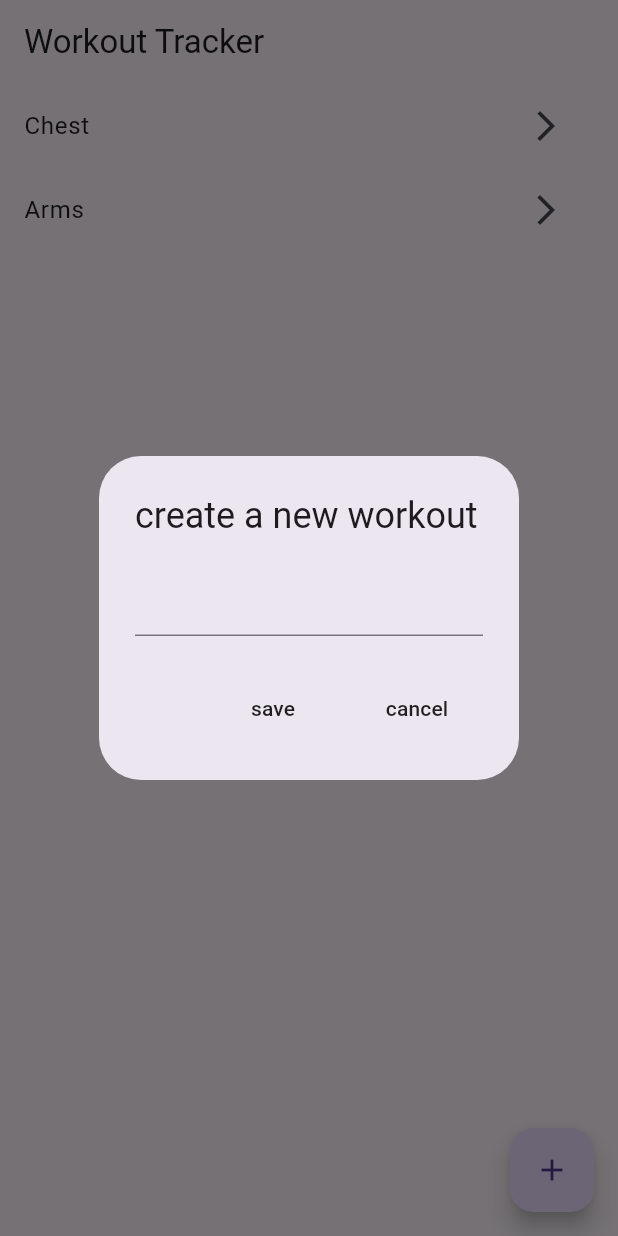
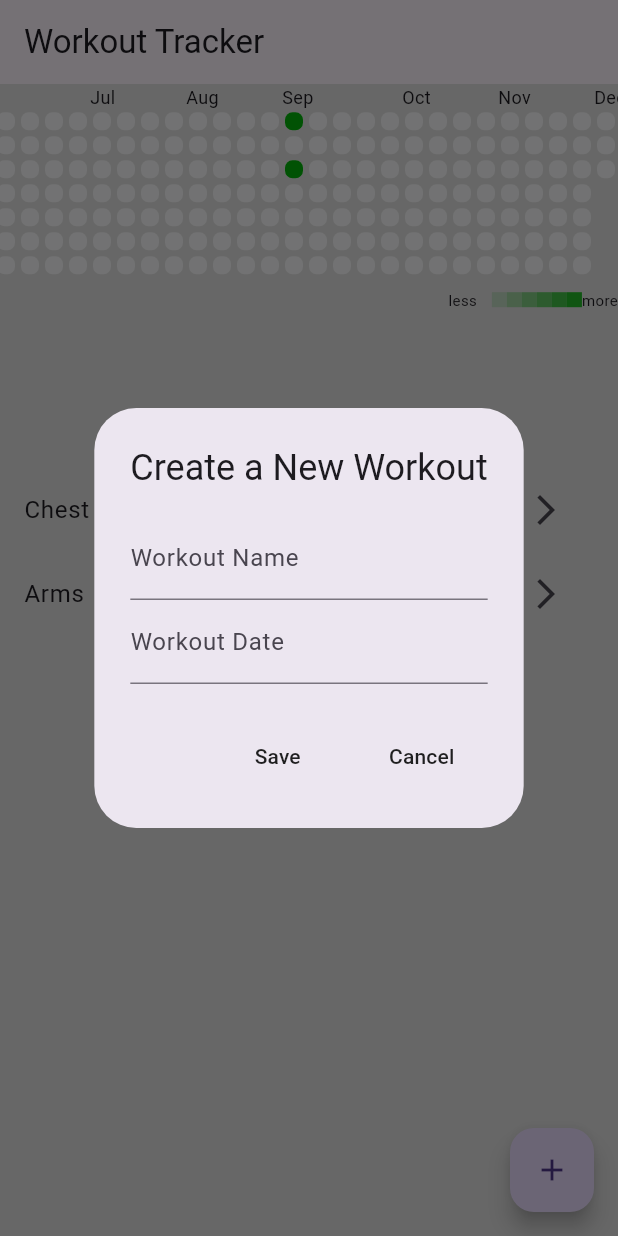
Before and after one commit to Samuel-J-Mathew/Overload--Workout-Nutrition-Weight-Tracker-ClientSide, a Flutter app: the screen it shows after launch, after a tap on the "add" icon, on a phone screen of 412 x 824 dp. Run offline on Flutter 3.47's test engine with Material 3 defaults, Android fonts, the phone set to English and light mode, and no system bars; drawn by our look-alikes of flutter_heatmap_calendar; our stand-ins replace hive_flutter; accounts and stored records are empty.

Commit message:
added heatmap

```diff
--- a/lib/data/hive_database.dart
+++ b/lib/data/hive_database.dart
@@ -21,12 +21,22 @@ class HiveDatabase {
   String getStartDate(){
     return _myBox.get("START_DATE");
   }
-
+  Future<Map<DateTime, int>> getWorkoutDataForHeatMap() async {
+    Map<DateTime, int> result = {};
+    // Assuming `_myBox` is a Hive box that already has all necessary data loaded
+    List<Workout> workouts = _myBox.get('workouts', defaultValue: []);
+    for (Workout workout in workouts) {
+      DateTime workoutDate = workout.date;
+      result[workoutDate] = (result[workoutDate] ?? 0) + 1;
+    }
+    return Future.value(result); // Convert the result to a Future
+  }
   //write data
   void saveToDatebase(List<Workout>workouts){
     //convert workout objects into lists of strings so that we can save into hive
     final workoutList = convertObjectToWorkoutList(workouts);
     final exerciseList = convertObjectToExerciseList(workouts);
+    final dateList = convertObjectToDateList(workouts);
     /*
     check if any exercises have been done
     we will put a 0 or 1 foe each yyymmdd date
@@ -40,36 +50,50 @@ class HiveDatabase {
     //save into hive
     _myBox.put("WORKOUTS", workoutList);
     _myBox.put("EXERCISES", exerciseList);
+    _myBox.put("DATE", dateList);
   }
 
 
 
   //read data, and return a list of workouts
-  List<Workout> readFromDatabase(){
+  List<Workout> readFromDatabase() {
     List<Workout> mySavedWorkouts = [];
 
-    List<String> workoutNames = _myBox.get("WORKOUTS");
-    final exerciseDetails = _myBox.get("EXERCISES");
-    // create wrokout object
-    for(int i = 0; i< workoutNames.length;i++){
-      //each workout can have multiple exercises
+    // Here we fetch the data safely, ensuring it's not null and is properly cast
+    List<dynamic> workoutNames = _myBox.get("WORKOUTS", defaultValue: []);
+    List<dynamic> dateNames = _myBox.get("DATE", defaultValue: []);
+    final exerciseDetails = _myBox.get("EXERCISES", defaultValue: []);
+
+    // Check and convert dateNames to List<DateTime>
+    List<DateTime> dates = dateNames.map((date) =>
+    DateTime.tryParse(date.toString()) ?? DateTime.now() // Using DateTime.now() as fallback
+    ).toList();
+
+    for (int i = 0; i < workoutNames.length; i++) {
       List<Exercise> exercisesInEachWorkout = [];
-      for(int j=0; j<exerciseDetails[i].length;j++){
-        //add each exercise into list
+      for (int j = 0; j < exerciseDetails[i].length; j++) {
         exercisesInEachWorkout.add(
           Exercise(
-          name: exerciseDetails[i][j][0],
-          weight: exerciseDetails[i][j][1],
-          reps: exerciseDetails[i][j][2],
-          sets: exerciseDetails[i][j][3],
-          musclegroup: exerciseDetails[i][j][4],
+            name: exerciseDetails[i][j][0],
+            weight: exerciseDetails[i][j][1],
+            reps: exerciseDetails[i][j][2],
+            sets: exerciseDetails[i][j][3],
+            musclegroup: exerciseDetails[i][j][4],
           ),
         );
       }
-    // create individual workout
-      Workout workout =
-          Workout(name: workoutNames[i], exercises: exercisesInEachWorkout);
-      //add individual workout to overall list
+
+      // Safely assign dates ensuring we do not exceed the list's range
+      DateTime workoutDate = i < dates.length ? dates[i] : DateTime.now();  // Use DateTime.now() as fallback
+
+      // Create individual workout
+      Workout workout = Workout(
+        name: workoutNames[i],
+        exercises: exercisesInEachWorkout,
+        date: workoutDate,
+      );
+
+      // Add individual workout to overall list
       mySavedWorkouts.add(workout);
     }
     return mySavedWorkouts;
@@ -99,6 +123,7 @@ int getCompletionStatus(String yyyymmdd){
     return completionStatus;
 }
 }
+
   //converts workout objects into a list -> eg [Back bi, Arms]
 List<String> convertObjectToWorkoutList(List<Workout> workouts) {
   List<String> workoutList = [
@@ -112,6 +137,19 @@ List<String> convertObjectToWorkoutList(List<Workout> workouts) {
   }
     return workoutList;
   }
+
+List<DateTime> convertObjectToDateList(List<Workout> workouts) {
+  List<DateTime> DateList = [
+
+  ];
+  for (int i = 0; i < workouts. length; i++) {
+    // in each workout, add the name, followed by lists of exercises
+    DateList.add(
+      workouts[i].date,
+    );
+  }
+  return DateList;
+}
   // converts the exercises in a workout object into a list of strings
 List<List<List<String>>> convertObjectToExerciseList (List<Workout> workouts) {
   List<List<List<String>>> exerciseList = [
--- a/lib/data/workout_data.dart
+++ b/lib/data/workout_data.dart
@@ -1,5 +1,6 @@
 import 'package:flutter/cupertino.dart';
 import 'package:gymapp/data/hive_database.dart';
+import 'package:intl/intl.dart';
 
 import '../models/exercise.dart';
 import '../models/workout.dart';
@@ -10,6 +11,7 @@ class WorkoutData extends ChangeNotifier{
   List<Workout> workoutList = [
     Workout(
       name: "Chest",
+      date:  DateTime(2024, 9, 1),
       exercises: [
         Exercise(
           name: "BB Bench",
@@ -31,13 +33,14 @@ class WorkoutData extends ChangeNotifier{
     ),
     Workout(
       name: "Arms",
+      date:  DateTime(2024, 9, 3),
       exercises: [
         Exercise(
             name: "Bicep Curls",
             weight: "10",
             reps: "10",
             sets: "3",
-            musclegroup: "Biceps"
+            musclegroup: "Biceps",
         ),
       ],
     )
@@ -53,9 +56,25 @@ class WorkoutData extends ChangeNotifier{
     }
   }
 
+
   // get the list of workouts
   List<Workout> getworkoutList (){
     return workoutList;
+  }
+  // This method will return a map of dates and workout counts
+  Map<DateTime, int> getWorkoutDatesForHeatMap() {
+    Map<DateTime, int> heatMapData = {};
+
+    for (var workout in workoutList) {
+      DateTime workoutDate = DateTime(workout.date.year, workout.date.month, workout.date.day); // normalize to remove time
+      if (heatMapData.containsKey(workoutDate)) {
+        heatMapData[workoutDate] = heatMapData[workoutDate]! + 1;
+      } else {
+        heatMapData[workoutDate] = 1;
+      }
+    }
+
+    return heatMapData;
   }
   //get length of a given workout
   int numberofExercisesInWorkout(String workoutName){
@@ -63,15 +82,23 @@ class WorkoutData extends ChangeNotifier{
     return relevantWorkout.exercises.length;
   }
   // add a workout
-  void addWorkout(String name){
-    workoutList.add(Workout(name: name, exercises: []));
+  void addWorkout(String name, DateTime date){
+    workoutList.add(Workout(name: name,  exercises: [],date: date ));
     notifyListeners();
 
     //save to database
     db.saveToDatebase(workoutList);
   }
+
+  // New method to print all workout dates
+  void printAllWorkoutDates() {
+    for (var workout in workoutList) {
+      print(DateFormat('yyyy-MM-dd').format(workout.date));
+    }
+  }
+
   // add exercise to a workout
-  void addExercise(String workoutName, String exerciseName, String weight, String reps, String sets, String musclegroup){
+  void addExercise(String workoutName, String exerciseName, String weight, String reps, String sets,String musclegroup){
     //find the relevant workout
     Workout relevantWorkout = getRelevantWorkout(workoutName);
     relevantWorkout.exercises.add(
--- /dev/null
+++ b/lib/models/heat_map.dart
@@ -0,0 +1,42 @@
+import 'package:flutter_heatmap_calendar/flutter_heatmap_calendar.dart';
+import 'package:flutter/material.dart';
+import 'package:provider/provider.dart'; // To use WorkoutData
+import '../data/workout_data.dart'; // Import your WorkoutData class
+
+class MyHeatMap extends StatefulWidget {
+  const MyHeatMap({Key? key}) : super(key: key);
+
+  @override
+  _MyHeatMapState createState() => _MyHeatMapState();
+}
+
+class _MyHeatMapState extends State<MyHeatMap> {
+  @override
+  Widget build(BuildContext context) {
+    // Fetch workout data from the provider
+    final workoutData = Provider.of<WorkoutData>(context);
+    final Map<DateTime, int> heatMapData = workoutData.getWorkoutDatesForHeatMap();
+
+    return HeatMap(
+      datasets: heatMapData,
+      size: 12,
+      startDate: DateTime.now().subtract(Duration(days: 90)), // Start date: 1 year ago
+      endDate: DateTime.now().add(Duration(days:90)),       // End date: today
+      colorMode: ColorMode.opacity,
+      showText: false,
+      scrollable: true,
+      colorsets: {
+        1: Color.fromARGB(20, 2, 179, 8),
+        2: Color.fromARGB(40, 2, 179, 8),
+        3: Color.fromARGB(60, 2, 179, 8),
+        4: Color.fromARGB(80, 2, 179, 8),
+        5: Color.fromARGB(100, 2, 179, 8),
+        6: Color.fromARGB(120, 2, 179, 8),
+        7: Color.fromARGB(150, 2, 179, 8),
+        8: Color.fromARGB(180, 2, 179, 8),
+        9: Color.fromARGB(220, 2, 179, 8),
+        10: Color.fromARGB(255, 2, 179, 8),
+      },
+    );
+  }
+}
--- a/lib/models/workout.dart
+++ b/lib/models/workout.dart
@@ -1,8 +1,9 @@
 import 'exercise.dart';
 
 class Workout {
+  DateTime date;
   final String name;
   final List<Exercise> exercises;
 
-  Workout({required this.name, required this.exercises});
+  Workout({required this.name, required this.exercises, required this.date});
 }
--- a/lib/pages/home_page.dart
+++ b/lib/pages/home_page.dart
@@ -2,6 +2,9 @@ import 'package:flutter/material.dart';
 import 'package:gymapp/data/workout_data.dart';
 import 'package:gymapp/workout_page.dart';
 import 'package:provider/provider.dart';
+import 'package:intl/intl.dart';
+
+import '../models/heat_map.dart';  // Import intl to format dates
 
 class HomePage extends StatefulWidget {
   const HomePage({super.key});
@@ -9,94 +12,155 @@ class HomePage extends StatefulWidget {
   @override
   State<HomePage> createState() => _HomePageState();
 }
-  class _HomePageState extends State<HomePage>{
+
+class _HomePageState extends State<HomePage> {
+  final newWorkoutNameController = TextEditingController();
+  final newWorkoutDateController = TextEditingController();
+  DateTime selectedDate = DateTime.now(); // Default to today, can be set by a date picker
 
   @override
   void initState() {
     super.initState();
-
-    Provider.of<WorkoutData>(context,listen: false).initalizeWorkoutList();
+    Provider.of<WorkoutData>(context, listen: false).initalizeWorkoutList();
+  }
+  // Navigate to the WorkoutPage with a specific workout name
+  void goToWorkoutPage(String workoutName) {
+    Navigator.push(
+      context,
+      MaterialPageRoute(
+        builder: (context) => WorkoutPage(workoutName: workoutName),
+      ),
+    );
   }
 
-  //text controller
-    final newWorkoutNameController = TextEditingController();
-
-  // create a new workout
-    void createNewWorkout (){
+  void createNewWorkout() {
     showDialog(
       context: context,
       builder: (context) => AlertDialog(
-            title: Text("create a new workout"),
-            content: TextField(
+        title: Text("Create a New Workout"),
+        content: Column(
+          mainAxisSize: MainAxisSize.min,
+          children: [
+            TextField(
               controller: newWorkoutNameController,
+              decoration: InputDecoration(labelText: 'Workout Name'),
+            ),
+            TextField(
+              controller: newWorkoutDateController,
+              decoration: InputDecoration(labelText: 'Workout Date'),
+              onTap: () => _selectDate(context), // Date picker
+              readOnly: true, // Prevent keyboard from appearing
+            ),
+          ],
         ),
         actions: [
-              //save button
           MaterialButton(
             onPressed: save,
-                  child: Text ("save"),
+            child: Text("Save"),
           ),
-              //cancel button
-
           MaterialButton(
             onPressed: cancel,
-                child: Text ("cancel"),
+            child: Text("Cancel"),
           ),
         ],
       ),
     );
   }
-    // go to workout page
-    void goToWorkoutPage(String workoutName){
-      Navigator.push(context, MaterialPageRoute(builder: (context) => WorkoutPage(
-        workoutName: workoutName,
-      ), ));
+
+  Future<void> _selectDate(BuildContext context) async {
+    final DateTime? picked = await showDatePicker(
+      context: context,
+      initialDate: selectedDate,
+      firstDate: DateTime(2000),
+      lastDate: DateTime(2100),
+    );
+    if (picked != null && picked != selectedDate) {
+      setState(() {
+        selectedDate = picked;
+        newWorkoutDateController.text = DateFormat('yyyy-MM-dd').format(picked);  // Format the date
+      });
+    }
   }
 
-    // save workout
   void save() {
-      // get workout name from text controller
-      String newWorkoutName = newWorkoutNameController.text;
-      // add workout to workoutdata list
-      Provider.of<WorkoutData>(context,listen: false).addWorkout(newWorkoutNameController.text);
+    if (newWorkoutNameController.text.isNotEmpty) {
+      Provider.of<WorkoutData>(context, listen: false).addWorkout(
+        newWorkoutNameController.text,
+        selectedDate,
+      );
+      Provider.of<WorkoutData>(context, listen: false).printAllWorkoutDates(); // Print all dates
+      Navigator.pop(context);
+      clear();
+    }
+  }
+  void next() {
+    if (newWorkoutNameController.text.isNotEmpty) {
+      // Save the workout first
+      Provider.of<WorkoutData>(context, listen: false).addWorkout(
+        newWorkoutNameController.text,
+        selectedDate,
+      );
 
-      //pop dialog box
+      // Navigate to the WorkoutPage to add exercises
+      goToWorkoutPage(newWorkoutNameController.text);
+
+      clear(); // Clear input fields
+      Navigator.pop(context); // Close the dialog
+    }
+  }
+  void cancel() {
     Navigator.pop(context);
     clear();
   }
 
-    //cancel
-    void cancel() {
-      //pop diolog box
-      Navigator.pop(context);
-      clear();
+  void clear() {
+    newWorkoutNameController.clear();
+    newWorkoutDateController.clear();
   }
 
-    //clear controllers
-    void clear(){
-      newWorkoutNameController.clear();
-    }
     @override
     Widget build(BuildContext context) {
       return Consumer<WorkoutData>(
-        builder:(context,value , child) =>Scaffold(
+        builder: (context, value, child) =>
+            Scaffold(
               appBar: AppBar(
                 title: const Text('Workout Tracker'),
               ),
-
               floatingActionButton: FloatingActionButton(
                 onPressed: createNewWorkout,
                 child: const Icon(Icons.add),
-          ) ,
-          body: ListView.builder(
-              itemCount: value.getworkoutList().length,
-              itemBuilder: (context,index) => ListTile(
+              ),
+              backgroundColor: Colors.grey[300],
+              body: Center(
+                child: Column(
+                  children: [
+
+                    // Assuming HeatMap takes a parameter for data which you will supply appropriately
+                    Expanded(
+                      flex: 1,
+                      // Adjust flex as needed to give appropriate space for the heatmap
+
+                      child: MyHeatMap(),
+                    ),
+                    Expanded(
+                      flex: 2, // Adjust flex to accommodate list view size
+                      child: ListView.builder(
+                        itemCount: value
+                            .getworkoutList()
+                            .length,
+                        itemBuilder: (context, index) =>
+                            ListTile(
                               title: Text(value.getworkoutList()[index].name),
                               trailing: IconButton(
                                 icon: Icon(Icons.arrow_forward_ios),
                                 onPressed: () =>
-                      goToWorkoutPage(value.getworkoutList()[index].name) ,
+                                    goToWorkoutPage(value.getworkoutList()[index]
+                                        .name),
                               ),
+                            ),
+                      ),
+                    ),
+                  ],
                 ),
               ),
             ),
--- a/pubspec.yaml
+++ b/pubspec.yaml
@@ -32,12 +32,16 @@ dependencies:
     sdk: flutter
 
 
+
+
   # The following adds the Cupertino Icons font to your application.
   # Use with the CupertinoIcons class for iOS style icons.
   cupertino_icons: ^1.0.2
   provider: ^6.1.2
   hive: ^2.2.3
   hive_flutter: ^1.1.0
+  intl: ^0.17.0
+  flutter_heatmap_calendar: ^1.0.5
 dev_dependencies:
   flutter_test:
     sdk: flutter
```
Also changed, not shown: lib/workout_page.dart (+5 -2 lines), pubspec.lock. Lines whose indentation alone changed are shown as unchanged.
